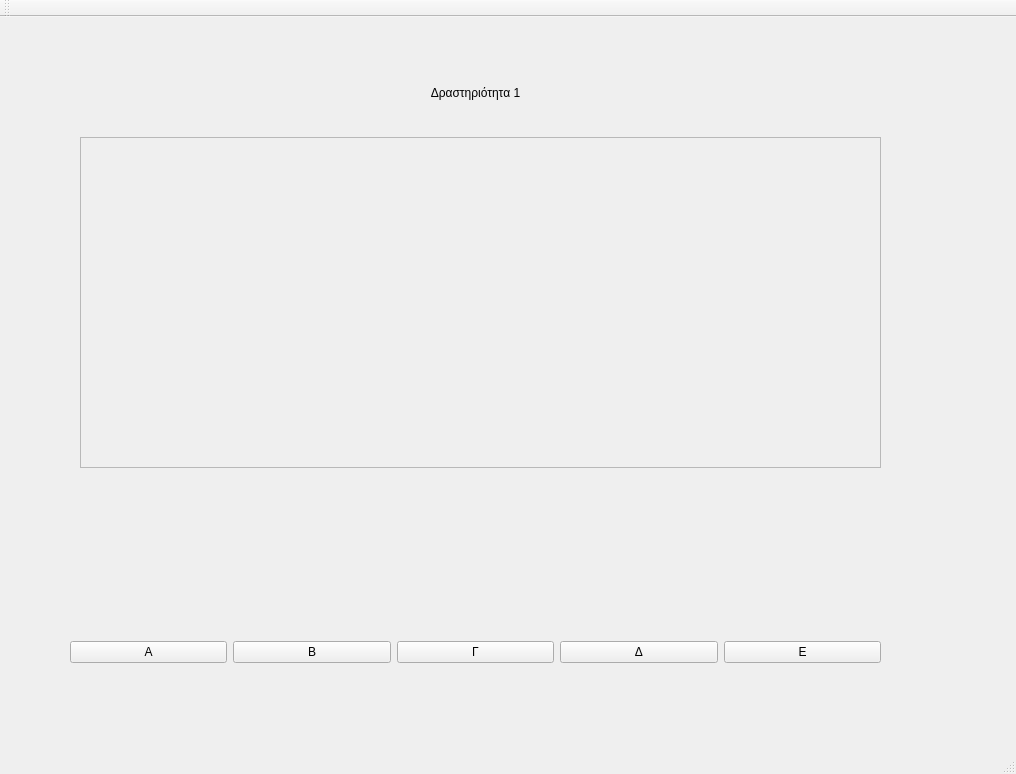
Before: the Qt Designer form userInterface/resources/menu.ui in smattha/robotHuman, drawn with Qt 5.
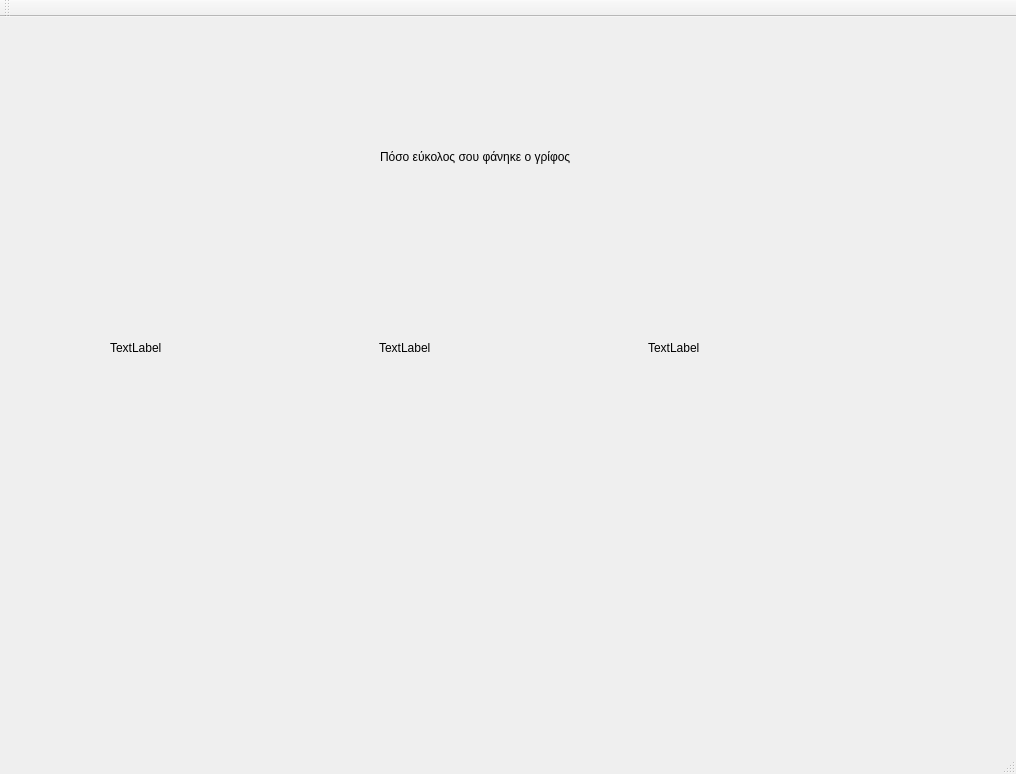
After: the same form once the commit is applied. The open tabs and pages were chosen to show the change.

Patch:
```diff
--- a/userInterface/resources/menu.ui
+++ b/userInterface/resources/menu.ui
@@ -38,8 +38,8 @@
    <widget class="QStackedWidget" name="stackedWidget">
     <property name="geometry">
      <rect>
-      <x>30</x>
-      <y>30</y>
+      <x>40</x>
+      <y>20</y>
       <width>891</width>
       <height>671</height>
      </rect>
@@ -258,9 +258,9 @@
       <property name="geometry">
        <rect>
         <x>40</x>
-        <y>540</y>
+        <y>550</y>
         <width>811</width>
-        <height>131</height>
+        <height>121</height>
        </rect>
       </property>
       <layout class="QHBoxLayout" name="horizontalLayout">
@@ -332,6 +332,66 @@
       </property>
      </widget>
     </widget>
+    <widget class="QWidget" name="ex4Page"/>
+    <widget class="QWidget" name="ex5Page"/>
+    <widget class="QWidget" name="ex6Page"/>
+    <widget class="QWidget" name="feeback">
+     <widget class="QWidget" name="horizontalLayoutWidget_2">
+      <property name="geometry">
+       <rect>
+        <x>70</x>
+        <y>180</y>
+        <width>801</width>
+        <height>261</height>
+       </rect>
+      </property>
+      <layout class="QHBoxLayout" name="horizontalLayout_2">
+       <item>
+        <widget class="QLabel" name="easyFeedback">
+         <property name="text">
+          <string>TextLabel</string>
+         </property>
+         <property name="scaledContents">
+          <bool>true</bool>
+         </property>
+        </widget>
+       </item>
+       <item>
+        <widget class="QLabel" name="normalFeedback">
+         <property name="text">
+          <string>TextLabel</string>
+         </property>
+         <property name="scaledContents">
+          <bool>true</bool>
+         </property>
+        </widget>
+       </item>
+       <item>
+        <widget class="QLabel" name="difficultFeedback">
+         <property name="text">
+          <string>TextLabel</string>
+         </property>
+         <property name="scaledContents">
+          <bool>true</bool>
+         </property>
+        </widget>
+       </item>
+      </layout>
+     </widget>
+     <widget class="QLabel" name="label_4">
+      <property name="geometry">
+       <rect>
+        <x>340</x>
+        <y>110</y>
+        <width>261</width>
+        <height>20</height>
+       </rect>
+      </property>
+      <property name="text">
+       <string>Πόσο εύκολος σου φάνηκε ο γρίφος</string>
+      </property>
+     </widget>
+    </widget>
    </widget>
   </widget>
   <widget class="QMenuBar" name="menubar">
```
Left out of the diff: 15 changed lines with no effect on the pictures.
